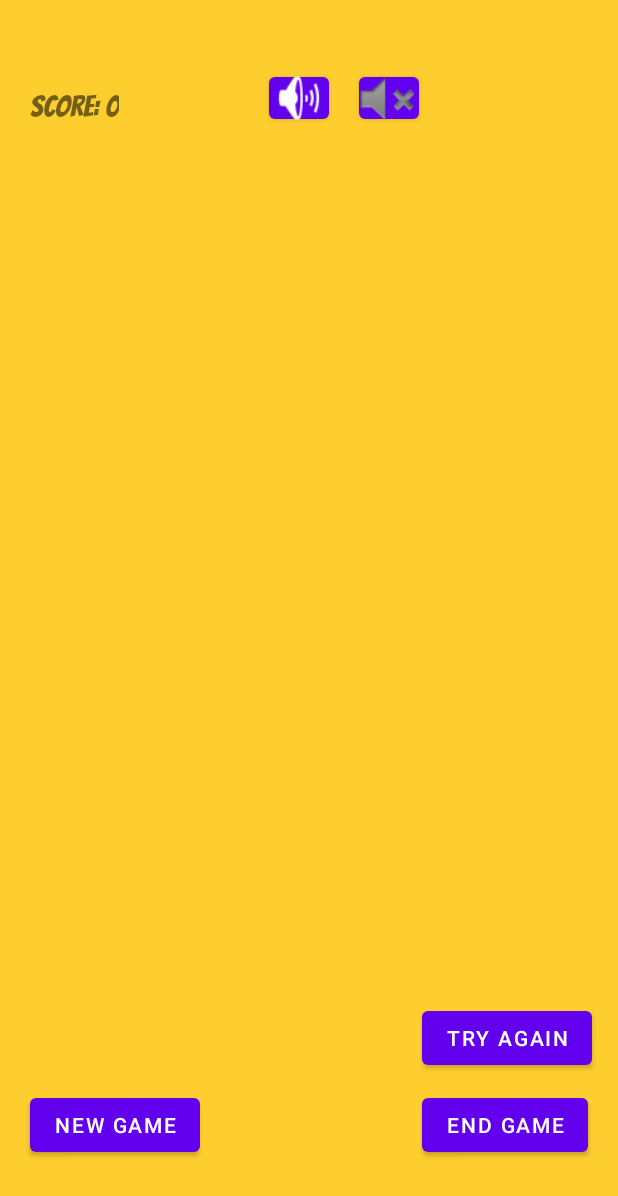
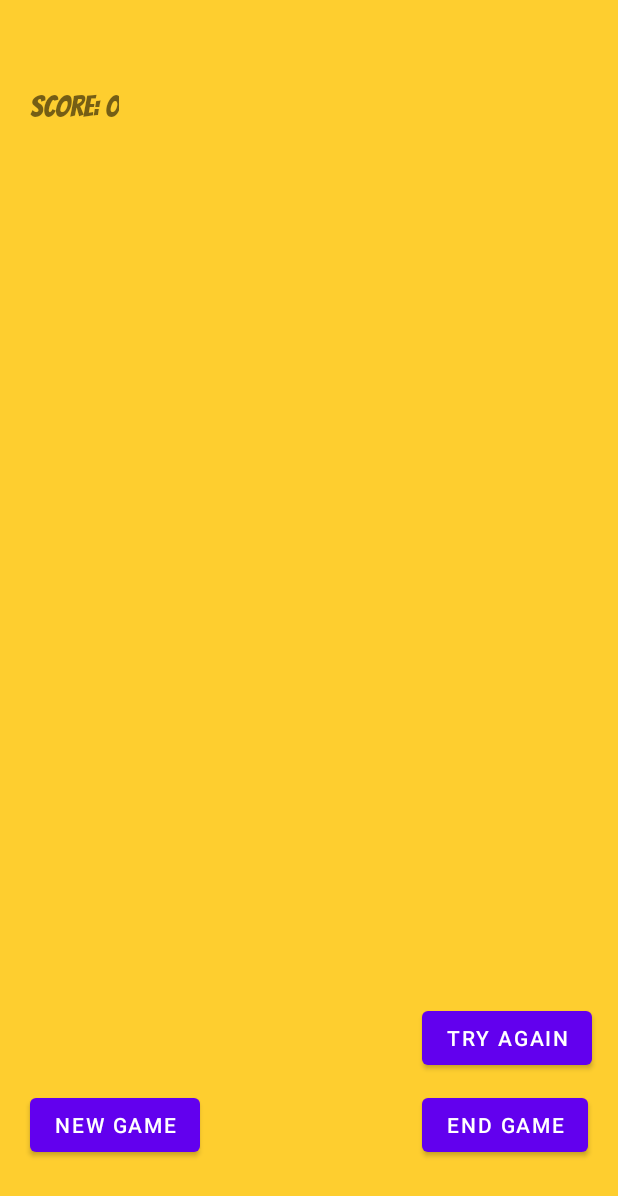
Before and after one commit to Auraiporn/AndroidApp-Concentration, an Android app: the GameScreenActivity screen opened directly, with no data from a screen before it, on a phone screen of 412 x 824 dp. Shown: the top 1196 px of the screen. Run offline under Robolectric (Android 15) with nearby library versions, the phone set to English and light mode, and no system bars; Roboto replaces fonts that are not available here; 8 statements that could not run were skipped.

```diff
--- a/Concentration/app/src/main/java/com/example/concentration/GameScreenActivity.java
+++ b/Concentration/app/src/main/java/com/example/concentration/GameScreenActivity.java
@@ -5,7 +5,6 @@ import androidx.appcompat.app.AppCompatActivity;
 
 import android.content.DialogInterface;
 import android.content.Intent;
-import android.media.MediaPlayer;
 import android.os.Bundle;
 import android.view.View;
 import android.widget.ArrayAdapter;
@@ -14,7 +13,6 @@ import android.widget.GridLayout;
 import android.widget.Spinner;
 import android.widget.TextView;
 import android.widget.Toast;
-
 import java.io.FileNotFoundException;
 import java.io.FileOutputStream;
 import java.io.FileWriter;
@@ -28,8 +26,7 @@ public class GameScreenActivity extends AppCompatActivity implements View.OnClic
     //Variables
     String[] words;
     private ArrayList<Card> card_list;
-    private Button btnEnd, btnSoundOn, btnSoundOff;
-    private MediaPlayer player;
+    private Button btnEnd;
     private GridLayout field;
     private TextView txtScore;
     private int playerScore;
@@ -160,8 +157,6 @@ public class GameScreenActivity extends AppCompatActivity implements View.OnClic
 
         // Initializations
         btnEnd = (Button) findViewById(R.id.btnEnd);
-        btnSoundOn = (Button) findViewById(R.id.btnSoundOn);
-        btnSoundOff = (Button) findViewById(R.id.btnSoundOff);
         words = getResources().getStringArray(R.array.game_words);
         card_list = new ArrayList<Card>();
         txtScore = findViewById(R.id.txtScore);
@@ -221,26 +216,6 @@ public class GameScreenActivity extends AppCompatActivity implements View.OnClic
             }
         });
 
-        // Action listener to start music
-        player = MediaPlayer.create(this, R.raw.sb_indreams);
-        btnSoundOn.setOnClickListener(new View.OnClickListener() {
-            @Override
-            public void onClick(View v) {
-                player.start();
-                player.setLooping(true);
-
-            }
-        });
-        // Action listener to stop music
-        player = MediaPlayer.create(this, R.raw.sb_indreams);
-        btnSoundOff.setOnClickListener(new View.OnClickListener() {
-            @Override
-            public void onClick(View v) {
-                player.pause();
-
-            }
-        });
-
         //listener for End button
         btnEnd.setOnClickListener(new View.OnClickListener() {
             @Override
@@ -271,25 +246,6 @@ public class GameScreenActivity extends AppCompatActivity implements View.OnClic
         outState.putIntegerArrayList("card_stack", translateStackToArray(this.cardStack));
         outState.putInt("score", playerScore);
         outState.putBoolean("freeze", this.isFreeze);
-    }
-
-    //Input: None
-    //Output: None
-    //Note: Method to release media player
-    private void releaseMediaPlayer() {
-        if (player != null) {
-            player.release();
-            player = null;
-        }
-    }
-
-    //Input: None
-    //Output: None
-    //Note: Listener for media player
-    @Override
-    protected void onStop() {
-        super.onStop();
-        releaseMediaPlayer();
     }
 
     //Input: None
@@ -340,6 +296,9 @@ public class GameScreenActivity extends AppCompatActivity implements View.OnClic
     //Output: None
     //Note: Save user name and score to local file.
     public void save() throws IOException {
+        if(this.userName.contains("\n")){
+            this.userName = this.userName.replace("\n","");
+        }
         String info = this.userName + "," + Integer.toString(this.playerScore) + "," + getIntent().getStringExtra("extra_cardNumber") + "\n";
         FileOutputStream fos = null;
         try {
--- a/Concentration/app/src/main/res/layout-land/activity_game_screen.xml
+++ b/Concentration/app/src/main/res/layout-land/activity_game_screen.xml
@@ -58,24 +58,4 @@
         android:layout_marginLeft="20dp"
         android:text="New Game" />
 
-    <Button
-        android:id="@+id/btnSoundOn"
-        android:layout_width="40dp"
-        android:layout_height="40dp"
-        android:layout_toRightOf="@+id/txtScore"
-        android:layout_marginLeft="550dp"
-        android:layout_alignBottom="@+id/txtScore"
-        android:foreground="@android:drawable/ic_lock_silent_mode_off"
-        android:text="" />
-
-    <Button
-        android:id="@+id/btnSoundOff"
-        android:layout_width="40dp"
-        android:layout_height="40dp"
-        android:layout_alignBottom="@+id/btnSoundOn"
-        android:layout_toRightOf="@+id/btnSoundOn"
-        android:layout_marginLeft="20dp"
-        android:foreground="@android:drawable/ic_lock_silent_mode"
-        android:text="" />
-
 </RelativeLayout>
--- a/Concentration/app/src/main/res/layout/activity_game_screen.xml
+++ b/Concentration/app/src/main/res/layout/activity_game_screen.xml
@@ -56,24 +56,4 @@
         android:layout_marginLeft="20dp"
         android:text="New Game" />
 
-    <Button
-        android:id="@+id/btnSoundOn"
-        android:layout_width="40dp"
-        android:layout_height="40dp"
-        android:layout_toRightOf="@+id/txtScore"
-        android:layout_marginLeft="100dp"
-        android:layout_alignBottom="@+id/txtScore"
-        android:foreground="@android:drawable/ic_lock_silent_mode_off"
-        android:text="" />
-
-    <Button
-        android:id="@+id/btnSoundOff"
-        android:layout_width="40dp"
-        android:layout_height="40dp"
-        android:layout_alignBottom="@+id/btnSoundOn"
-        android:layout_toRightOf="@+id/btnSoundOn"
-        android:layout_marginLeft="20dp"
-        android:foreground="@android:drawable/ic_lock_silent_mode"
-        android:text="" />
-
 </RelativeLayout>
```
Also changed, not shown: Concentration/app/src/main/java/com/example/concentration/MainActivity.java (+32 -0 lines), Concentration/app/src/main/res/layout-land/activity_main.xml (+13 -9 lines), Concentration/app/src/main/res/layout/activity_main.xml (+27 -38 lines).
